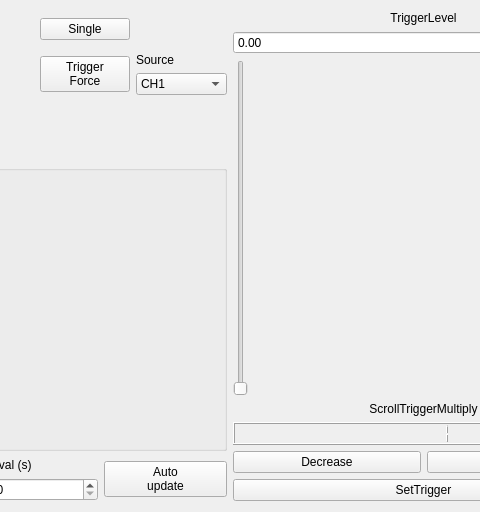
The window that TDS220/OscilloscopeWidgetUI_v1_02.ui (snu-quiqcl/Verdin_Log) describes before a commit, drawn with Qt 5; both pictures show x 571 to 1051 and y 0 to 512 of the 1196 by 512 pixel window.
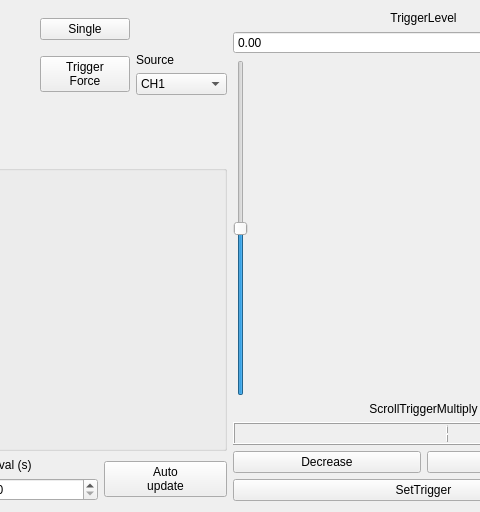
The same window after the commit.

Patch:
```diff
--- a/TDS220/OscilloscopeWidgetUI_v1_02.ui
+++ b/TDS220/OscilloscopeWidgetUI_v1_02.ui
@@ -334,6 +334,9 @@
        <property name="singleStep">
         <number>1</number>
        </property>
+       <property name="value">
+        <number>500</number>
+       </property>
        <property name="orientation">
         <enum>Qt::Vertical</enum>
        </property>
```
Left out of the diff: 64 changed lines with no effect on the pictures.
